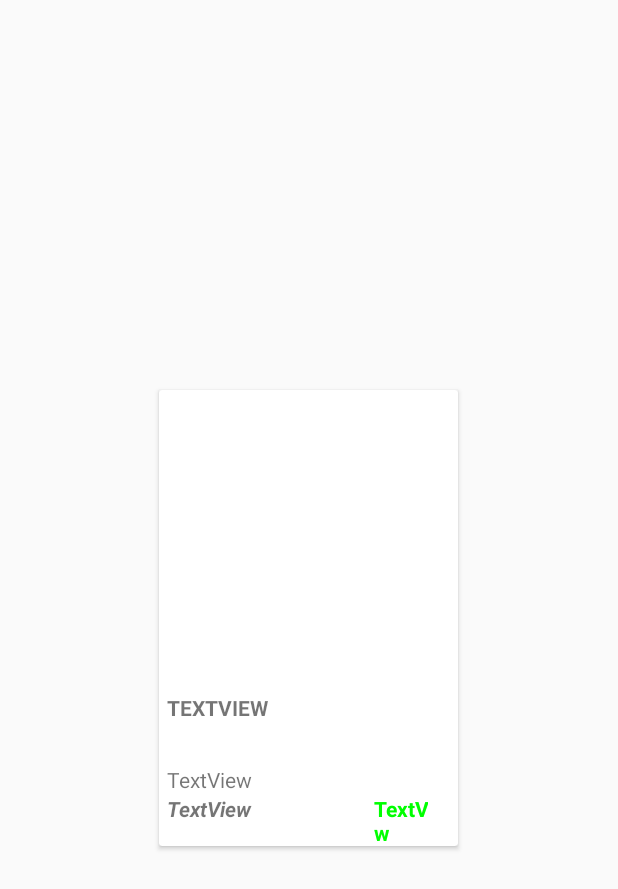
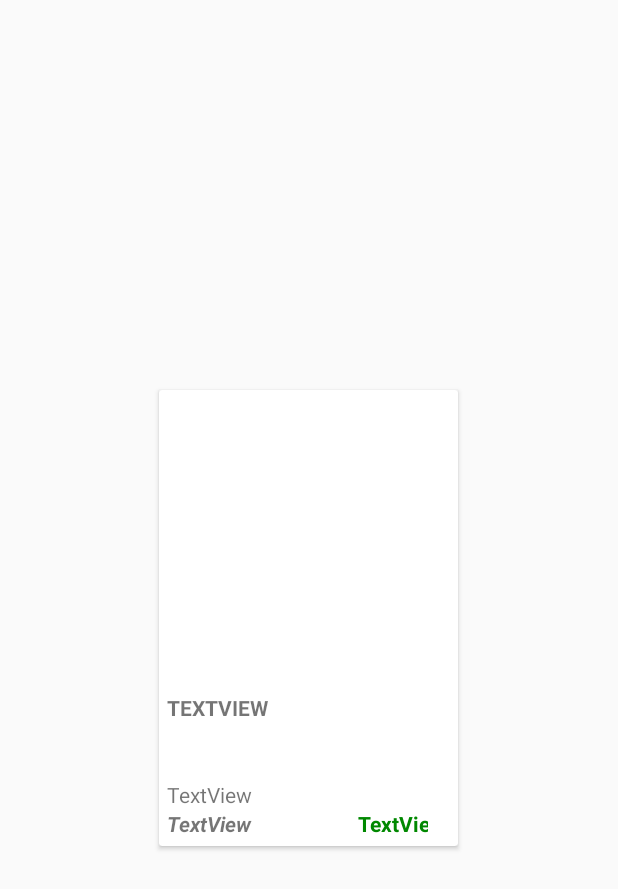
Before and after one commit to lindseywingate/androidStudio, an Android app: the layout card_item.xml on its own in the app's theme, with its tools: preview values and no code run, on a phone screen of 412 x 824 dp. Shown: the top 889 px of the screen. Run offline under Robolectric (Android 15) with nearby library versions, the phone set to English and light mode, and no system bars; network calls fail.

Commit message:
formatting on cards is done. moving to next query

```diff
--- a/app/src/main/res/layout/card_item.xml
+++ b/app/src/main/res/layout/card_item.xml
@@ -26,7 +26,7 @@
             <TextView
                 android:id="@+id/prod_title"
                 android:layout_width="match_parent"
-                android:layout_height="48dp"
+                android:layout_height="58dp"
                 android:ellipsize="end"
                 android:gravity="left"
                 android:maxLines="3"
@@ -49,7 +49,7 @@
 
                 <TextView
                     android:id="@+id/prod_cond"
-                    android:layout_width="138dp"
+                    android:layout_width="127dp"
                     android:layout_height="match_parent"
                     android:layout_gravity="left"
                     android:text="TextView"
@@ -62,7 +62,7 @@
                     android:layout_gravity="right"
                     android:layout_weight="1"
                     android:text="TextView"
-                    android:textColor="#0f0"
+                    android:textColor="#080"
                     android:textStyle="bold" />
             </LinearLayout>
 
```
